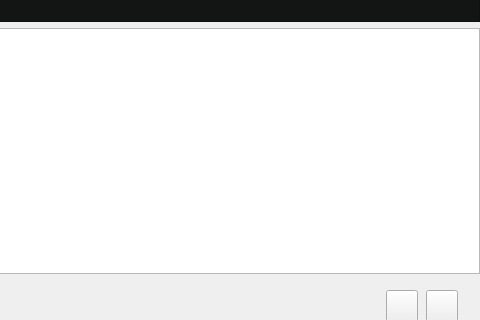
This is widget.ui in Franklin-Qi/kylinNote as Qt 5 draws it before an edit; both pictures show x 224 to 704 and y 270 to 590 of the 704 by 590 pixel window. The edited form follows.
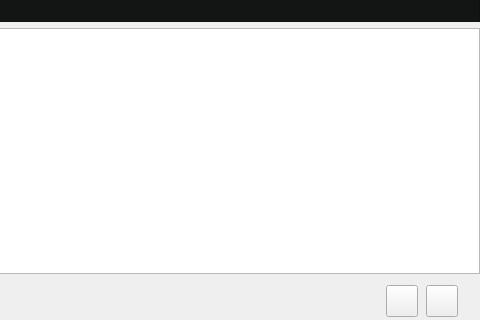
This is the edited form. Icons and pictures are not drawn.

The edit to the form file:
```diff
--- a/widget.ui
+++ b/widget.ui
@@ -348,7 +348,7 @@
        <property name="geometry">
         <rect>
          <x>610</x>
-         <y>10</y>
+         <y>5</y>
          <width>32</width>
          <height>32</height>
         </rect>
@@ -376,7 +376,7 @@
        <property name="geometry">
         <rect>
          <x>650</x>
-         <y>10</y>
+         <y>5</y>
          <width>32</width>
          <height>32</height>
         </rect>
```
